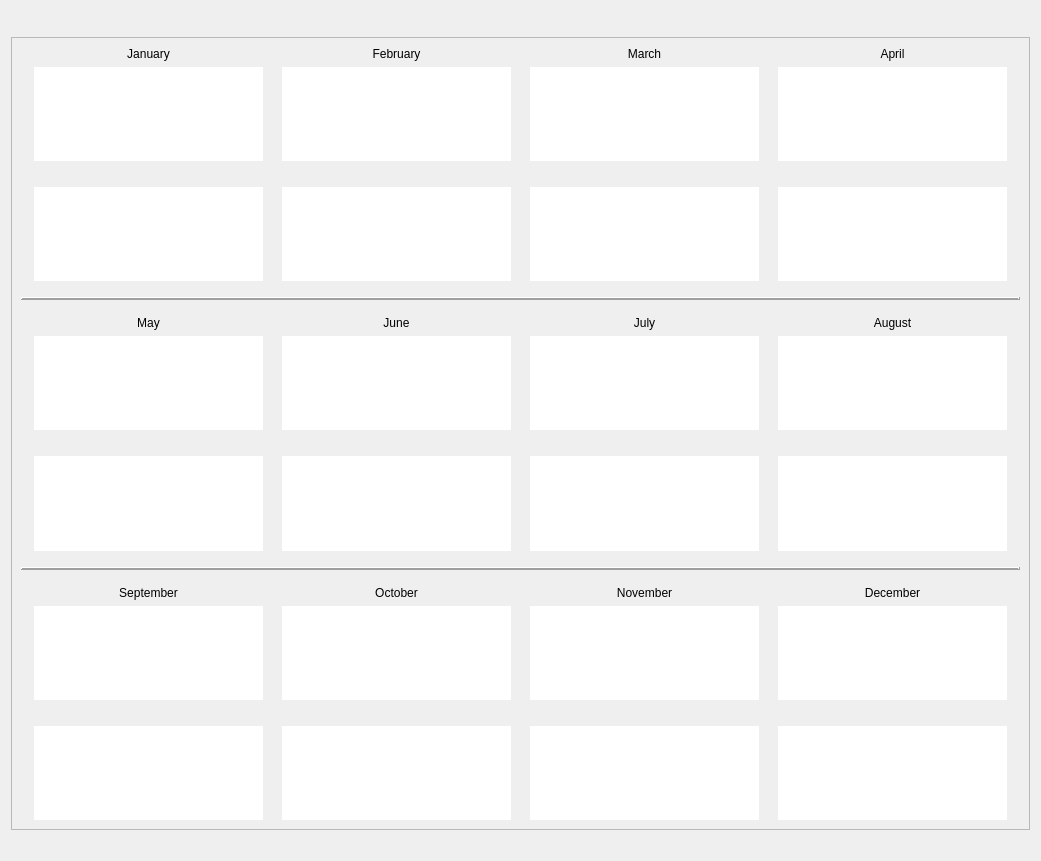
The window that CashFlowManager/monthlybudgetsummarydialog.ui (epw7856/CashFlowManager) describes before a commit, drawn with Qt 5.
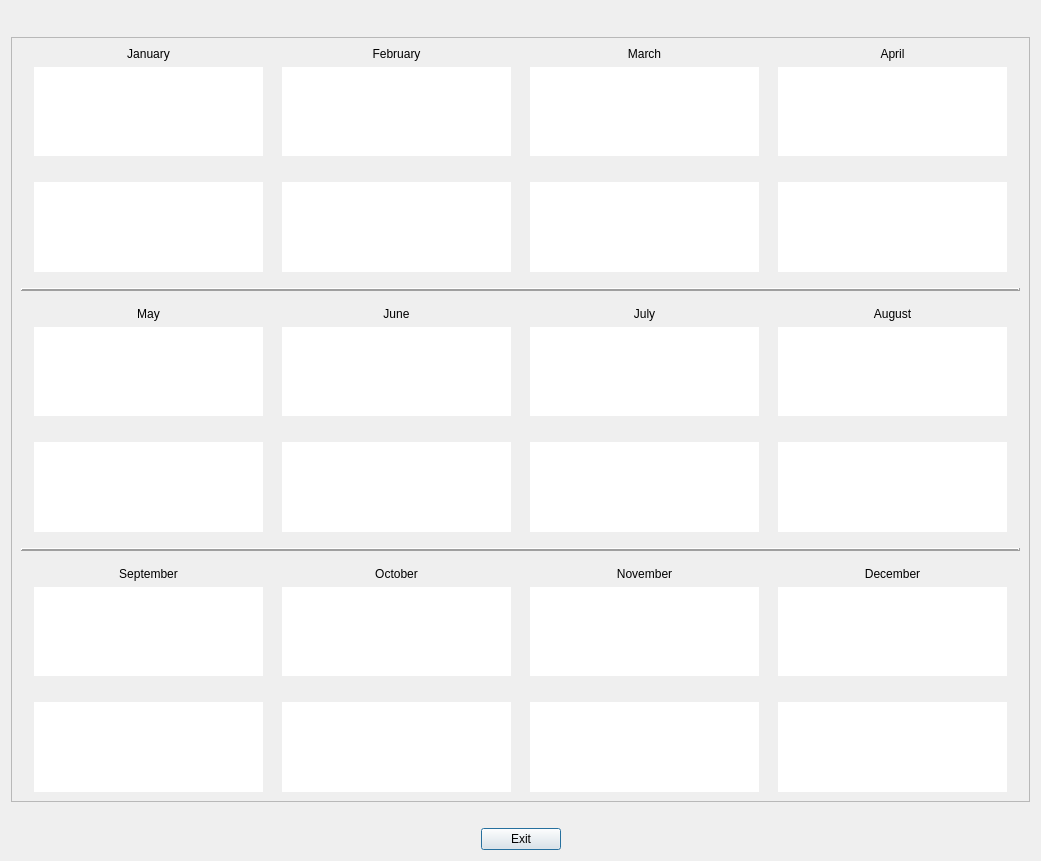
The same window after the commit.

The edit to the form file:
```diff
--- a/CashFlowManager/monthlybudgetsummarydialog.ui
+++ b/CashFlowManager/monthlybudgetsummarydialog.ui
@@ -73,7 +73,7 @@
           <x>0</x>
           <y>0</y>
           <width>1019</width>
-          <height>785</height>
+          <height>754</height>
          </rect>
         </property>
         <layout class="QVBoxLayout" name="verticalLayout_15">
@@ -1221,6 +1221,43 @@
      </property>
     </spacer>
    </item>
+   <item>
+    <layout class="QHBoxLayout" name="horizontalLayout_5">
+     <item>
+      <spacer name="horizontalSpacer_20">
+       <property name="orientation">
+        <enum>Qt::Horizontal</enum>
+       </property>
+       <property name="sizeHint" stdset="0">
+        <size>
+         <width>40</width>
+         <height>20</height>
+        </size>
+       </property>
+      </spacer>
+     </item>
+     <item>
+      <widget class="QPushButton" name="pushButtonExit">
+       <property name="text">
+        <string>Exit</string>
+       </property>
+      </widget>
+     </item>
+     <item>
+      <spacer name="horizontalSpacer_19">
+       <property name="orientation">
+        <enum>Qt::Horizontal</enum>
+       </property>
+       <property name="sizeHint" stdset="0">
+        <size>
+         <width>40</width>
+         <height>20</height>
+        </size>
+       </property>
+      </spacer>
+     </item>
+    </layout>
+   </item>
   </layout>
  </widget>
  <resources/>
```
